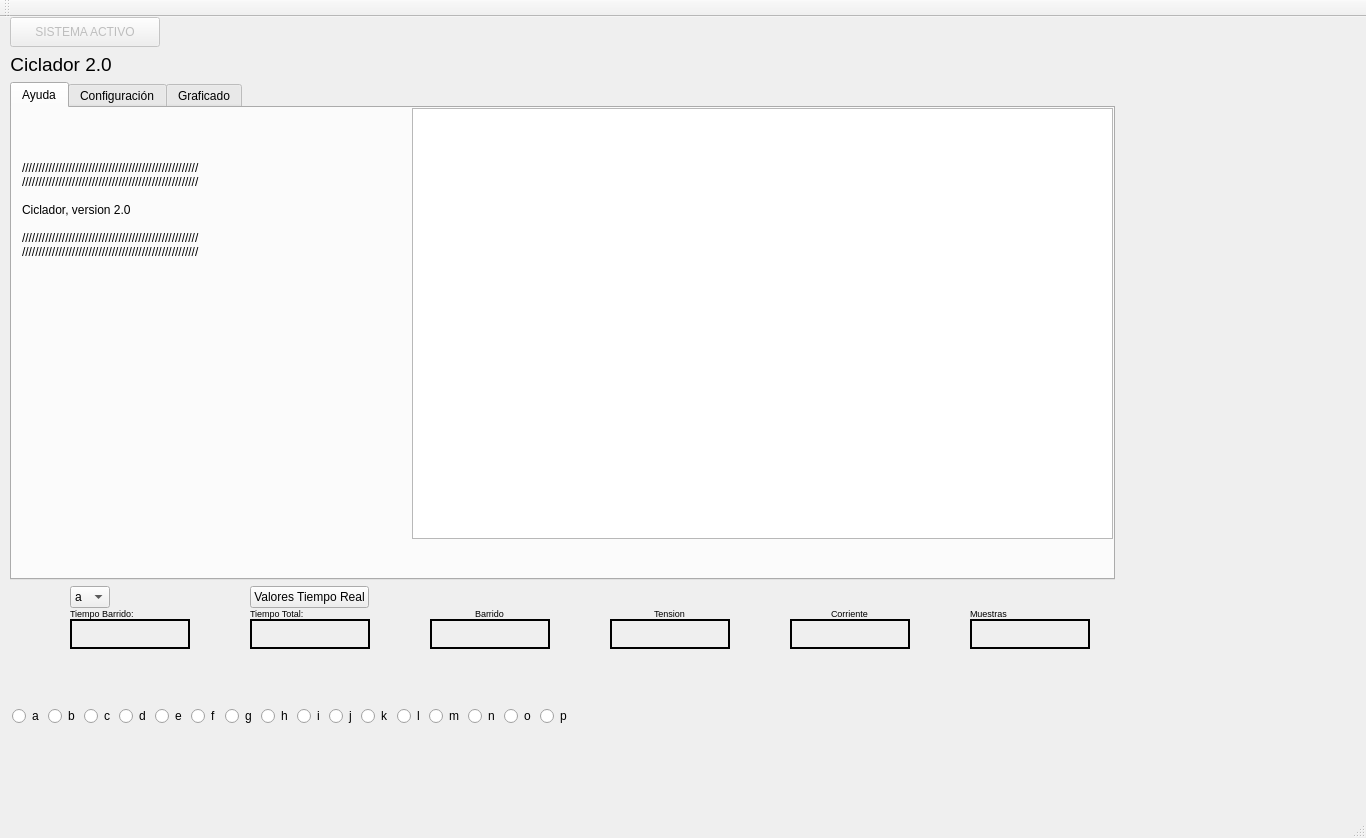
Above: trunk/graphics/CicladorIG-3.ui from Ludwig88/Cicleitor before the change. Below: the same form after it.
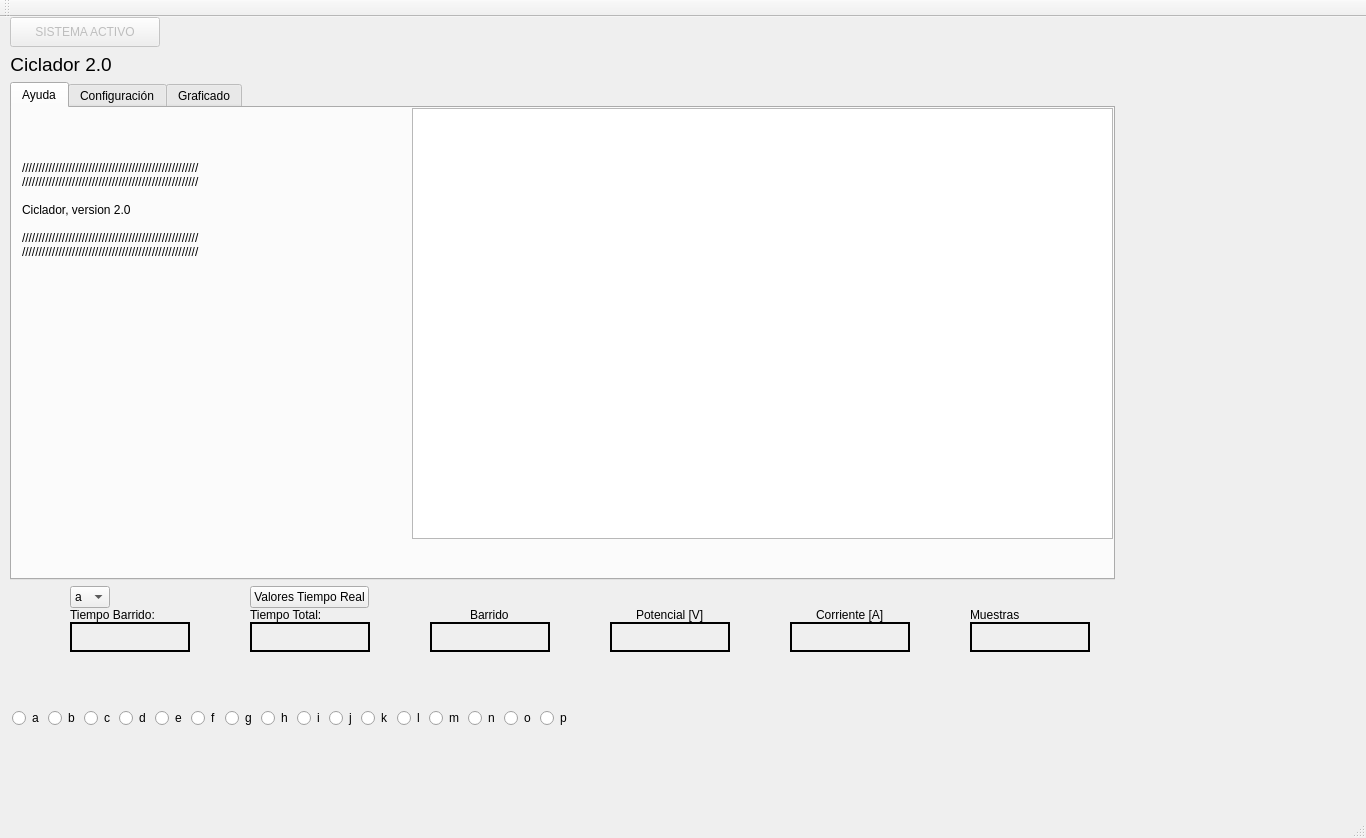
That is the form after the change. Icons and pictures are not drawn. Custom widgets are drawn as their Qt base class.

What changed in the file:
```diff
--- a/trunk/graphics/CicladorIG-3.ui
+++ b/trunk/graphics/CicladorIG-3.ui
@@ -76,7 +76,7 @@
            </property>
            <property name="font">
             <font>
-             <pointsize>7</pointsize>
+             <pointsize>9</pointsize>
             </font>
            </property>
            <property name="layoutDirection">
@@ -163,14 +163,14 @@
            </property>
            <property name="font">
             <font>
-             <pointsize>7</pointsize>
+             <pointsize>9</pointsize>
             </font>
            </property>
            <property name="layoutDirection">
             <enum>Qt::LeftToRight</enum>
            </property>
            <property name="text">
-            <string>Tension</string>
+            <string>Potencial [V]</string>
            </property>
           </widget>
          </item>
@@ -184,14 +184,14 @@
            </property>
            <property name="font">
             <font>
-             <pointsize>7</pointsize>
+             <pointsize>9</pointsize>
             </font>
            </property>
            <property name="layoutDirection">
             <enum>Qt::LeftToRight</enum>
            </property>
            <property name="text">
-            <string>Corriente</string>
+            <string>Corriente [A]</string>
            </property>
           </widget>
          </item>
@@ -227,7 +227,7 @@
            </property>
            <property name="font">
             <font>
-             <pointsize>7</pointsize>
+             <pointsize>9</pointsize>
             </font>
            </property>
            <property name="layoutDirection">
@@ -270,7 +270,7 @@
            </property>
            <property name="font">
             <font>
-             <pointsize>7</pointsize>
+             <pointsize>9</pointsize>
             </font>
            </property>
            <property name="layoutDirection">
@@ -313,7 +313,7 @@
            </property>
            <property name="font">
             <font>
-             <pointsize>7</pointsize>
+             <pointsize>9</pointsize>
             </font>
            </property>
            <property name="layoutDirection">
```
Left out of the diff: 4 changed lines with no effect on the pictures.
